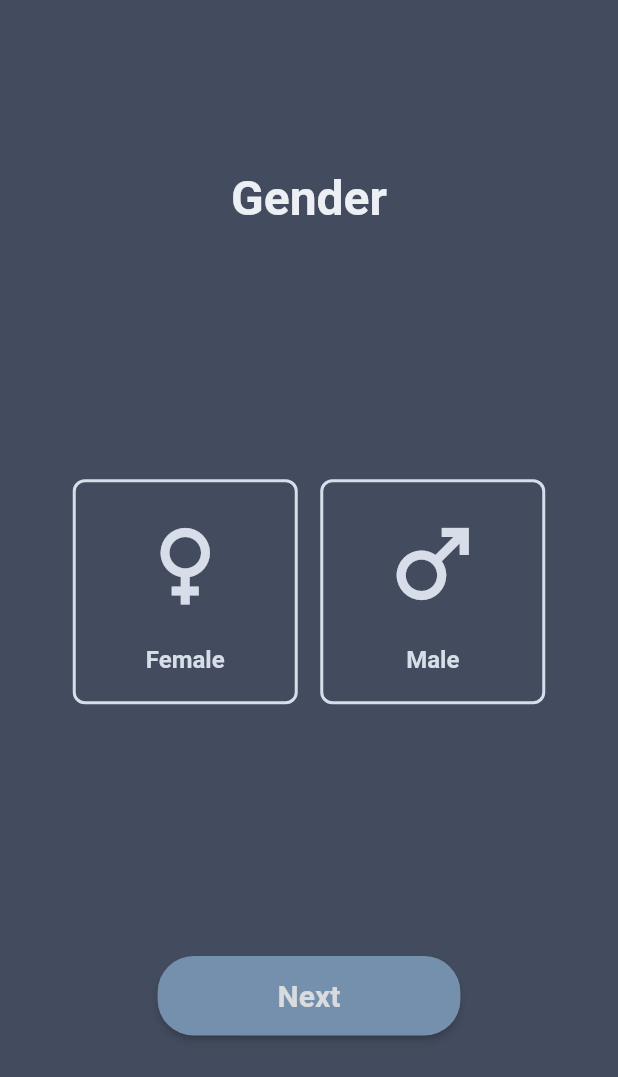
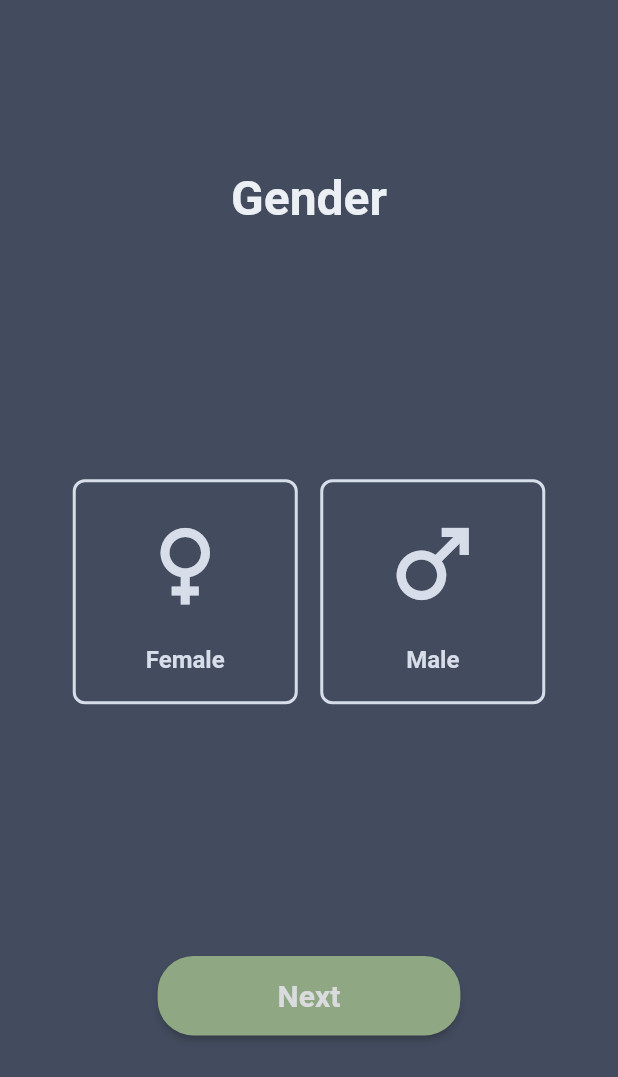
Before and after one commit to wojciechkubiak/click-to-fit, a Flutter app: the screen it shows after launch, after a tap on "Next", on a phone screen of 412 x 824 dp. Shown: the top 1077 px of the screen. Run offline on Flutter 3.47's test engine with Material 2 defaults, Android fonts, the phone set to English and light mode, and no system bars; our stand-ins replace bloc, dio, fl_chart, flutter_bloc, flutter_zoom_drawer, lottie and 2 more; missing offline and left inert: cupertino_will_pop_scope, pattern_formatter; accounts and stored records are empty.

Commit message:
Weight db storage

```diff
--- a/lib/blocs/home/home_bloc.dart
+++ b/lib/blocs/home/home_bloc.dart
@@ -2,16 +2,20 @@ import 'dart:async';
 import 'package:bloc/bloc.dart';
 import 'package:star_metter/models/progress.dart';
 import 'package:star_metter/models/user.dart';
+import 'package:star_metter/models/weight.dart';
+import 'package:star_metter/services/weight.dart';
 import './../../services/services.dart';
 
 part 'home_event.dart';
 part 'home_state.dart';
 
 class HomeBloc extends Bloc<HomeEvent, HomeState> {
-  final HomeService? _homeService;
+  final HomeService _homeService;
+  final WeightService _weightService;
 
-  HomeBloc(HomeService homeService)
+  HomeBloc(HomeService homeService, WeightService weightService)
       : _homeService = homeService,
+        _weightService = weightService,
         super(HomeInitial()) {
     on<HomeLoadInit>(_mapHomeInit);
     on<HomeLoadSplash>(_mapHomeLoadSplash);
@@ -23,10 +27,20 @@ class HomeBloc extends Bloc<HomeEvent, HomeState> {
     emit(HomeSplash());
 
     await Future.delayed(const Duration(seconds: 5));
-    User? user = await _homeService!.getUser(null);
+    User? user = await _homeService.getUser(null);
+    if (user is User) {
+      Weight? weight =
+          await _weightService.getTodayWeight(initialWeight: user.initWeight);
+      Weight? previousWeight = await _weightService.getPreviousWeight();
+      List<Weight>? weightHistory = await _weightService.getWeights();
 
-    if (user is User) {
-      Progress? progress = await _homeService!.getProgress(user);
+      Progress? progress = await _homeService.getProgress(
+        user: user,
+        starProgress: [],
+        weight: weight,
+        prevWeight: previousWeight,
+        weightProgress: weightHistory,
+      );
       if (progress is Progress) {
         emit(HomePage(user: user, progress: progress));
       }
@@ -35,24 +49,37 @@ class HomeBloc extends Bloc<HomeEvent, HomeState> {
     }
   }
 
-  void _mapHomeLoadSplash(HomeEvent event, Emitter<HomeState> emit) {
+  void _mapHomeLoadSplash(HomeEvent event, Emitter<HomeState> emit) async {
     emit(HomeSplash());
   }
 
-  void _mapHomeLoadIntro(HomeEvent event, Emitter<HomeState> emit) {
+  void _mapHomeLoadIntro(HomeEvent event, Emitter<HomeState> emit) async {
     emit(HomeIntro());
   }
 
   void _mapHomeLoadHomePage(HomeEvent event, Emitter<HomeState> emit) async {
+    emit(HomeSplash());
+
     if (event is HomeLoadPage) {
-      if (_homeService != null && event.user is User) {
-        int? userId = await _homeService!.insertUser(event.user!);
+      if (event.user is User) {
+        int? userId = await _homeService.insertUser(event.user!);
 
         if (userId is int) {
-          User? user = await _homeService!.getUser(userId);
+          User? user = await _homeService.getUser(userId);
 
           if (user is User) {
-            Progress? progress = await _homeService!.getProgress(user);
+            Weight? weight = await _weightService.getTodayWeight(
+                initialWeight: user.initWeight);
+            Weight? previousWeight = await _weightService.getPreviousWeight();
+            List<Weight>? weightHistory = await _weightService.getWeights();
+
+            Progress? progress = await _homeService.getProgress(
+              user: user,
+              starProgress: [],
+              weight: weight,
+              prevWeight: previousWeight,
+              weightProgress: weightHistory,
+            );
             if (progress is Progress) {
               emit(HomePage(user: user, progress: progress));
             }
--- a/lib/main.dart
+++ b/lib/main.dart
@@ -4,6 +4,7 @@ import 'package:flutter/services.dart';
 import 'package:flutter_bloc/flutter_bloc.dart';
 import 'package:flutter_zoom_drawer/flutter_zoom_drawer.dart';
 import 'package:star_metter/pages/intro.dart';
+import 'package:star_metter/services/weight.dart';
 import './widgets/menu/menu.dart';
 import './blocs/home/home_bloc.dart';
 import './services/services.dart';
@@ -62,6 +63,11 @@ class _MyHomePageState extends State<MyHomePage> {
             return HomeService();
           },
         ),
+        RepositoryProvider<WeightService>(
+          create: (context) {
+            return WeightService();
+          },
+        ),
       ],
       child: _multiBlocProvider(),
     );
@@ -72,7 +78,11 @@ class _MyHomePageState extends State<MyHomePage> {
       BlocProvider<HomeBloc>(
         create: (context) {
           final homeService = RepositoryProvider.of<HomeService>(context);
-          return HomeBloc(homeService)..add(HomeLoadInit());
+          final weightService = RepositoryProvider.of<WeightService>(context);
+          return HomeBloc(
+            homeService,
+            weightService,
+          )..add(HomeLoadInit());
         },
       ),
     ], child: _main());
--- a/lib/models/progress.dart
+++ b/lib/models/progress.dart
@@ -5,19 +5,23 @@ class Progress {
   final int? id;
   final String date;
   final int stars;
-  final int limit;
+  final int progressLimit;
   final double currentWeight;
   final List<Star> starProgress;
-  final List<Weight> weightProgress;
+  Weight weight;
+  Weight? prevWeight;
+  List<Weight> weightProgress;
 
   Progress({
     this.id,
     required this.date,
     required this.stars,
-    required this.limit,
+    required this.progressLimit,
     required this.currentWeight,
     required this.starProgress,
+    required this.weight,
     required this.weightProgress,
+    this.prevWeight,
   });
 
   factory Progress.fromJson(Map<String, dynamic> json) {
@@ -40,8 +44,10 @@ class Progress {
       id: json['pk'],
       date: json['date'],
       stars: json['stars'],
-      limit: json['limit'],
+      progressLimit: json['progressLimit'],
       currentWeight: json['currentWeight'],
+      weight: Weight.fromJson(json['weight']),
+      prevWeight: Weight.fromJson(json['prevWeight']),
       starProgress: _starProgress,
       weightProgress: _weightProgress,
     );
@@ -53,9 +59,11 @@ class Progress {
     data['pk'] = id;
     data['date'] = date;
     data['stars'] = stars;
-    data['limit'] = limit;
+    data['progressLimit'] = progressLimit;
     data['currentWeight'] = currentWeight;
     data['starProgress'] = starProgress;
+    data['weight'] = weight;
+    data['prevWeight'] = prevWeight;
     data['weightProgress'] = weightProgress;
     return data;
   }
@@ -64,9 +72,11 @@ class Progress {
         id,
         date,
         stars,
-        limit,
+        progressLimit,
         currentWeight,
         starProgress,
+        weight,
+        prevWeight,
         weightProgress,
       ];
 }
--- a/lib/models/star.dart
+++ b/lib/models/star.dart
@@ -3,12 +3,14 @@ class Star {
   final String date;
   final int userId;
   int stars;
+  int progressLimit;
 
   Star({
     this.id,
     required this.date,
     required this.userId,
     required this.stars,
+    required this.progressLimit,
   });
 
   bool isTodayCheck() {
@@ -30,6 +32,7 @@ class Star {
       date: json['date'],
       userId: json['userId'],
       stars: json['stars'],
+      progressLimit: json['progressLimit'],
     );
     return starProgress;
   }
@@ -40,6 +43,7 @@ class Star {
     data['date'] = date;
     data['userId'] = userId;
     data['stars'] = stars;
+    data['progressLimit'] = progressLimit;
     return data;
   }
 
@@ -48,5 +52,6 @@ class Star {
         date,
         userId,
         stars,
+        progressLimit,
       ];
 }
--- a/lib/models/weight.dart
+++ b/lib/models/weight.dart
@@ -1,11 +1,13 @@
 class Weight {
   final int? id;
+  final int userId;
   final String date;
-  final double weight;
+  double weight;
 
   Weight({
     this.id,
     required this.date,
+    required this.userId,
     required this.weight,
   });
 
@@ -13,6 +15,7 @@ class Weight {
     Weight weight = Weight(
       id: json['pk'],
       date: json['date'],
+      userId: json['userId'],
       weight: json['weight'],
     );
     return weight;
@@ -22,6 +25,7 @@ class Weight {
     final Map<String, dynamic> data = {};
     data['pk'] = id;
     data['date'] = date;
+    data['userId'] = userId;
     data['weight'] = weight;
     return data;
   }
@@ -30,5 +34,6 @@ class Weight {
         id,
         date,
         weight,
+        userId,
       ];
 }
--- a/lib/pages/intro.dart
+++ b/lib/pages/intro.dart
@@ -95,7 +95,7 @@ class _IntroState extends State<Intro> {
         decoration: BoxDecoration(
           border: Border.all(
             width: 2,
-            color: isActive ? Nord.frostDarkened : Nord.lightDark,
+            color: isActive ? Nord.auroraGreen : Nord.lightDark,
           ),
           // color: isActive ? Nord.dark : Nord.darkMedium,
           borderRadius: const BorderRadius.all(Radius.circular(8)),
@@ -108,7 +108,7 @@ class _IntroState extends State<Intro> {
             Icon(
               icon,
               size: 72,
-              color: isActive ? Nord.frostDarkened : Nord.lightDark,
+              color: isActive ? Nord.auroraGreen : Nord.lightDark,
             ),
             Text(
               text,
@@ -311,7 +311,7 @@ class _IntroState extends State<Intro> {
               const Icon(
                 Icons.star_border,
                 size: 122,
-                color: Nord.frostDarkened,
+                color: Nord.auroraGreen,
               ),
               Text(
                 result.toString(),
--- a/lib/services/storage.dart
+++ b/lib/services/storage.dart
@@ -12,11 +12,17 @@ class StorageService extends DataStorageService {
   Future<Database> getDatabase() async {
     final database = openDatabase(
       join(await getDatabasesPath(), 'star_metter.db'),
-      onCreate: (db, version) {
-        return db.execute(
+      onCreate: (db, version) async {
+        await db.execute(
             '''CREATE TABLE users (pk INTEGER PRIMARY KEY, name TEXT, age INTEGER,
           height REAL, initWeight REAL, targetWeight REAL, stars INTEGER,
           gender STRING, activityLevel STRING, initDate TEXT)''');
+        await db.execute(
+            '''CREATE TABLE weights (pk INTEGER PRIMARY KEY, date TEXT, userId INTEGER,
+            weight REAL)''');
+        await db
+            .execute('''CREATE TABLE stars (pk INTEGER PRIMARY KEY, date TEXT,
+            userId INTEGER, stars INT, progressLimit INT)''');
       },
       version: 1,
     );
--- a/lib/widgets/chart.dart
+++ b/lib/widgets/chart.dart
@@ -86,7 +86,7 @@ class ChartState extends State<Chart> {
       barRods: [
         BarChartRodData(
           y: y,
-          colors: isTouched ? [Nord.frostDarkened] : [Nord.lightDark],
+          colors: isTouched ? [Nord.auroraGreen] : [Nord.lightDark],
           width: width,
           backDrawRodData: BackgroundBarChartRodData(
             show: true,
@@ -124,7 +124,7 @@ class ChartState extends State<Chart> {
     return BarChartData(
       barTouchData: BarTouchData(
         touchTooltipData: BarTouchTooltipData(
-            tooltipBgColor: Nord.frostDarkened,
+            tooltipBgColor: Nord.auroraGreen,
             getTooltipItem: (group, groupIndex, rod, rodIndex) {
               String weekDay;
               switch (group.x.toInt()) {
--- a/lib/widgets/custom_button.dart
+++ b/lib/widgets/custom_button.dart
@@ -12,7 +12,7 @@ class CustomButton extends StatelessWidget {
     required this.onPressed,
     this.isDisabled = false,
     this.text = "Next",
-    this.color = Nord.frostDarkened,
+    this.color = Nord.auroraGreen,
   }) : super(key: key);
 
   @override
--- a/lib/widgets/custom_slider.dart
+++ b/lib/widgets/custom_slider.dart
@@ -34,7 +34,7 @@ class CustomSlider extends StatelessWidget {
           max: max,
           divisions: divisions,
           inactiveColor: Nord.lightDark,
-          activeColor: Nord.frostGreen,
+          activeColor: Nord.auroraYellow,
           label: header,
           onChanged: onChanged),
     );
--- a/lib/widgets/header.dart
+++ b/lib/widgets/header.dart
@@ -28,7 +28,7 @@ class Header extends StatelessWidget {
             text,
             style: TextStyle(
               fontSize: 46,
-              color: Nord.light,
+              color: isWhite ? Nord.light : Nord.auroraGreen,
               fontFamily: 'Merienda',
               fontWeight: fontWeight,
             ),
@@ -37,9 +37,7 @@ class Header extends StatelessWidget {
             const Text(
               'LOSE WEIGHT LIKE A STAR',
               style: TextStyle(
-                  fontSize: 14,
-                  color: Nord.lightMedium,
-                  fontWeight: FontWeight.bold),
+                  fontSize: 14, color: Nord.light, fontWeight: FontWeight.bold),
             ),
         ],
       ),
--- a/lib/widgets/input.dart
+++ b/lib/widgets/input.dart
@@ -56,13 +56,13 @@ class _InputState extends State<Input> {
           labelStyle: const TextStyle(fontSize: 16, color: Nord.lightMedium),
           enabledBorder: const UnderlineInputBorder(
             borderSide: BorderSide(
-              color: Nord.frostDarkened,
+              color: Nord.auroraGreen,
               width: 3,
             ),
           ),
           focusedBorder: const UnderlineInputBorder(
             borderSide: BorderSide(
-              color: Nord.frostTeal,
+              color: Nord.auroraYellow,
               width: 3,
             ),
           ),
--- a/lib/widgets/menu/menu.dart
+++ b/lib/widgets/menu/menu.dart
@@ -35,7 +35,7 @@ class Menu extends StatelessWidget {
       crossAxisAlignment: CrossAxisAlignment.start,
       children: [
         Padding(
-          padding: const EdgeInsets.only(left: 12, top: 32, bottom: 32),
+          padding: const EdgeInsets.only(left: 12, bottom: 12),
           child: Column(
             crossAxisAlignment: CrossAxisAlignment.start,
             children: [
@@ -52,7 +52,7 @@ class Menu extends StatelessWidget {
                 style: TextStyle(
                   fontSize: textSize(),
                   fontWeight: FontWeight.bold,
-                  color: Nord.frostDarkened,
+                  color: Nord.auroraGreen,
                 ),
               ),
             ],
@@ -103,7 +103,7 @@ class Menu extends StatelessWidget {
           mainAxisAlignment: MainAxisAlignment.spaceBetween,
           children: [
             const Header(
-              padding: EdgeInsets.only(top: 112),
+              padding: EdgeInsets.only(top: 92),
               showBottomText: true,
               isWhite: true,
             ),
--- a/lib/widgets/weight_card.dart
+++ b/lib/widgets/weight_card.dart
@@ -23,7 +23,7 @@ class WeightCard extends StatelessWidget {
     bool isPrevious = previousWeight != null && previousDate != null;
 
     if (isPrevious) {
-      difference = previousWeight! - currentWeight;
+      difference = currentWeight - previousWeight!;
     }
 
     return Padding(
@@ -62,7 +62,7 @@ class WeightCard extends StatelessWidget {
                       vertical: 24,
                     ),
                     child: Text(
-                      '${difference!.toStringAsFixed(2)} kg',
+                      '${difference! > 0 ? "+" : ""} ${difference.toStringAsFixed(2)} kg',
                       style: TextStyle(
                         fontSize: 24,
                         fontWeight: FontWeight.bold,
```
Also changed, not shown: lib/pages/home.dart (+67 -23 lines), lib/services/home.dart (+35 -35 lines), lib/services/weight.dart (added, +157 -0 lines), lib/widgets/custom_dialog.dart (added, +91 -0 lines).
